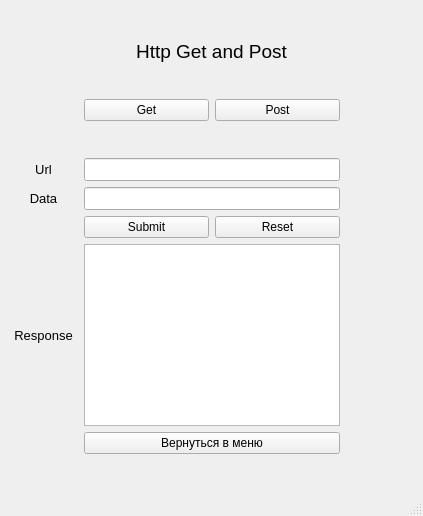
IlyaDzh/SevSU, file 4 курс/8 семестр/КПП 7/Программа/mainwindow.ui: the form before one commit.
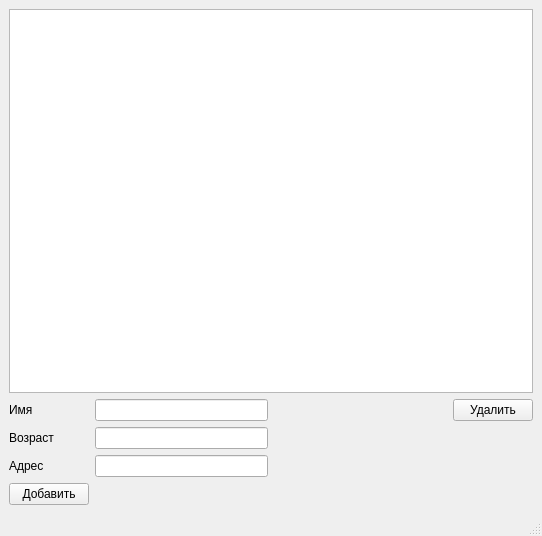
The form after the commit.

Patch:
```diff
--- a/4 курс/8 семестр/КПП 7/Программа/mainwindow.ui
+++ b/4 курс/8 семестр/КПП 7/Программа/mainwindow.ui
@@ -6,8 +6,8 @@
    <rect>
     <x>0</x>
     <y>0</y>
-    <width>423</width>
-    <height>516</height>
+    <width>542</width>
+    <height>536</height>
    </rect>
   </property>
   <property name="windowTitle">
@@ -15,174 +15,76 @@
   </property>
   <widget class="QWidget" name="centralwidget">
    <layout class="QGridLayout" name="gridLayout">
-    <item row="9" column="1" colspan="2">
-     <widget class="QPlainTextEdit" name="plainTextEdit"/>
+    <item row="2" column="1">
+     <widget class="QLineEdit" name="lineEdit_2"/>
     </item>
-    <item row="2" column="0" colspan="4">
-     <spacer name="verticalSpacer">
-      <property name="orientation">
-       <enum>Qt::Vertical</enum>
-      </property>
-      <property name="sizeHint" stdset="0">
-       <size>
-        <width>20</width>
-        <height>40</height>
-       </size>
-      </property>
-     </spacer>
+    <item row="1" column="1">
+     <widget class="QLineEdit" name="lineEdit"/>
     </item>
-    <item row="4" column="2">
-     <widget class="QPushButton" name="buttonPost">
-      <property name="text">
-       <string>Post</string>
-      </property>
-     </widget>
-    </item>
-    <item row="4" column="1">
-     <widget class="QPushButton" name="buttonGet">
-      <property name="text">
-       <string>Get</string>
-      </property>
-     </widget>
-    </item>
-    <item row="0" column="0" colspan="4">
-     <spacer name="verticalSpacer_4">
-      <property name="orientation">
-       <enum>Qt::Vertical</enum>
-      </property>
-      <property name="sizeHint" stdset="0">
-       <size>
-        <width>20</width>
-        <height>40</height>
-       </size>
-      </property>
-     </spacer>
-    </item>
-    <item row="6" column="1" colspan="2">
-     <widget class="QLineEdit" name="lineEditUrl">
-      <property name="font">
-       <font>
-        <pointsize>10</pointsize>
-       </font>
-      </property>
-     </widget>
-    </item>
-    <item row="6" column="0">
-     <widget class="QLabel" name="label_2">
-      <property name="font">
-       <font>
-        <pointsize>10</pointsize>
-       </font>
-      </property>
-      <property name="text">
-       <string>Url</string>
-      </property>
-      <property name="alignment">
-       <set>Qt::AlignCenter</set>
-      </property>
-     </widget>
-    </item>
-    <item row="8" column="2">
-     <widget class="QPushButton" name="buttonReset">
-      <property name="text">
-       <string>Reset</string>
-      </property>
-     </widget>
-    </item>
-    <item row="7" column="1" colspan="2">
-     <widget class="QLineEdit" name="lineEditData">
-      <property name="font">
-       <font>
-        <pointsize>10</pointsize>
-       </font>
-      </property>
-     </widget>
-    </item>
-    <item row="1" column="0" colspan="4">
+    <item row="1" column="0">
      <widget class="QLabel" name="label">
-      <property name="font">
-       <font>
-        <pointsize>14</pointsize>
-       </font>
-      </property>
       <property name="text">
-       <string>Http Get and Post</string>
+       <string>Имя</string>
       </property>
-      <property name="alignment">
-       <set>Qt::AlignCenter</set>
-      </property>
      </widget>
     </item>
-    <item row="5" column="0" colspan="4">
-     <spacer name="verticalSpacer_3">
-      <property name="orientation">
-       <enum>Qt::Vertical</enum>
+    <item row="4" column="0">
+     <widget class="QPushButton" name="buttonAdd">
+      <property name="cursor">
+       <cursorShape>PointingHandCursor</cursorShape>
       </property>
-      <property name="sizeHint" stdset="0">
-       <size>
-        <width>20</width>
-        <height>40</height>
-       </size>
-      </property>
-     </spacer>
-    </item>
-    <item row="9" column="0">
-     <widget class="QLabel" name="label_4">
-      <property name="font">
-       <font>
-        <pointsize>10</pointsize>
-       </font>
-      </property>
       <property name="text">
-       <string>Response</string>
+       <string>Добавить</string>
       </property>
-      <property name="alignment">
-       <set>Qt::AlignCenter</set>
-      </property>
      </widget>
     </item>
-    <item row="8" column="1">
-     <widget class="QPushButton" name="buttonSubmit">
-      <property name="text">
-       <string>Submit</string>
-      </property>
-     </widget>
-    </item>
-    <item row="11" column="0" colspan="4">
-     <spacer name="verticalSpacer_2">
-      <property name="orientation">
-       <enum>Qt::Vertical</enum>
-      </property>
-      <property name="sizeHint" stdset="0">
-       <size>
-        <width>20</width>
-        <height>40</height>
-       </size>
-      </property>
-     </spacer>
-    </item>
-    <item row="7" column="0">
+    <item row="3" column="0">
      <widget class="QLabel" name="label_3">
-      <property name="font">
-       <font>
-        <pointsize>10</pointsize>
-       </font>
+      <property name="text">
+       <string>Адрес</string>
       </property>
+     </widget>
+    </item>
+    <item row="2" column="0">
+     <widget class="QLabel" name="label_2">
       <property name="text">
-       <string>Data</string>
+       <string>Возраст</string>
       </property>
-      <property name="alignment">
-       <set>Qt::AlignCenter</set>
+     </widget>
+    </item>
+    <item row="0" column="0" colspan="4">
+     <widget class="QTableView" name="tableView">
+      <property name="editTriggers">
+       <set>QAbstractItemView::NoEditTriggers</set>
       </property>
      </widget>
     </item>
-    <item row="10" column="1" colspan="2">
-     <widget class="QPushButton" name="buttonMenu">
+    <item row="3" column="1">
+     <widget class="QLineEdit" name="lineEdit_3"/>
+    </item>
+    <item row="1" column="3">
+     <widget class="QPushButton" name="buttonRemove">
+      <property name="cursor">
+       <cursorShape>PointingHandCursor</cursorShape>
+      </property>
       <property name="text">
-       <string>Вернуться в меню</string>
+       <string>Удалить</string>
       </property>
      </widget>
     </item>
+    <item row="1" column="2" rowspan="4">
+     <spacer name="horizontalSpacer">
+      <property name="orientation">
+       <enum>Qt::Horizontal</enum>
+      </property>
+      <property name="sizeHint" stdset="0">
+       <size>
+        <width>40</width>
+        <height>20</height>
+       </size>
+      </property>
+     </spacer>
+    </item>
    </layout>
   </widget>
   <widget class="QMenuBar" name="menubar">
```
Left out of the diff: 5 changed lines with no effect on the pictures.
